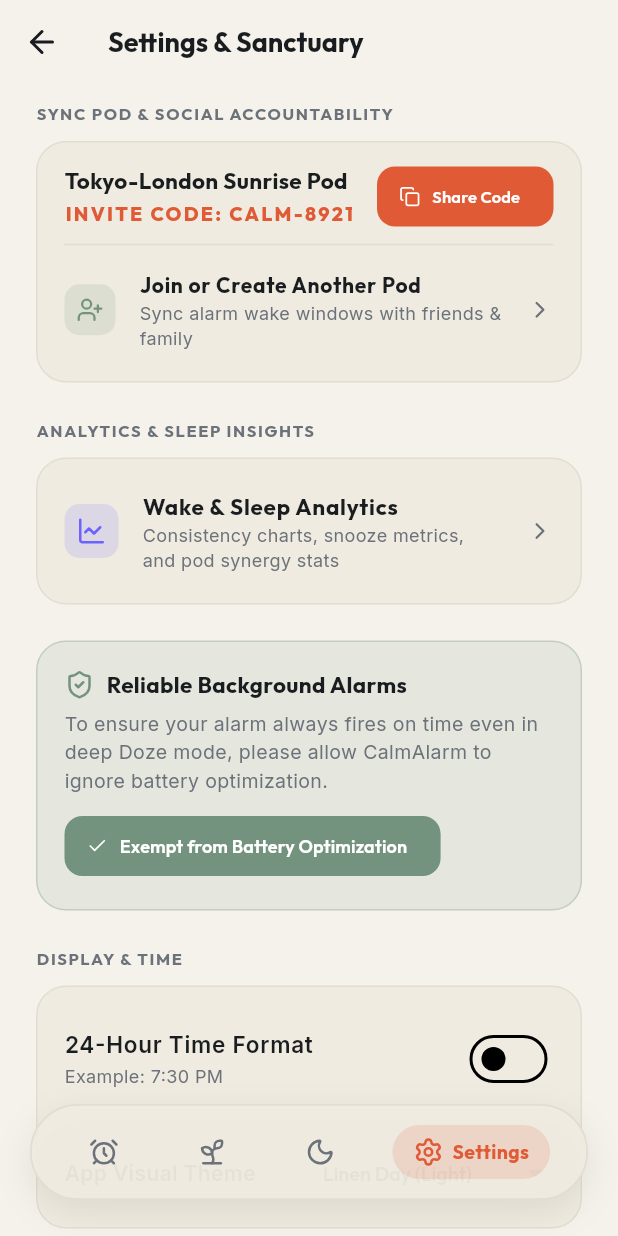
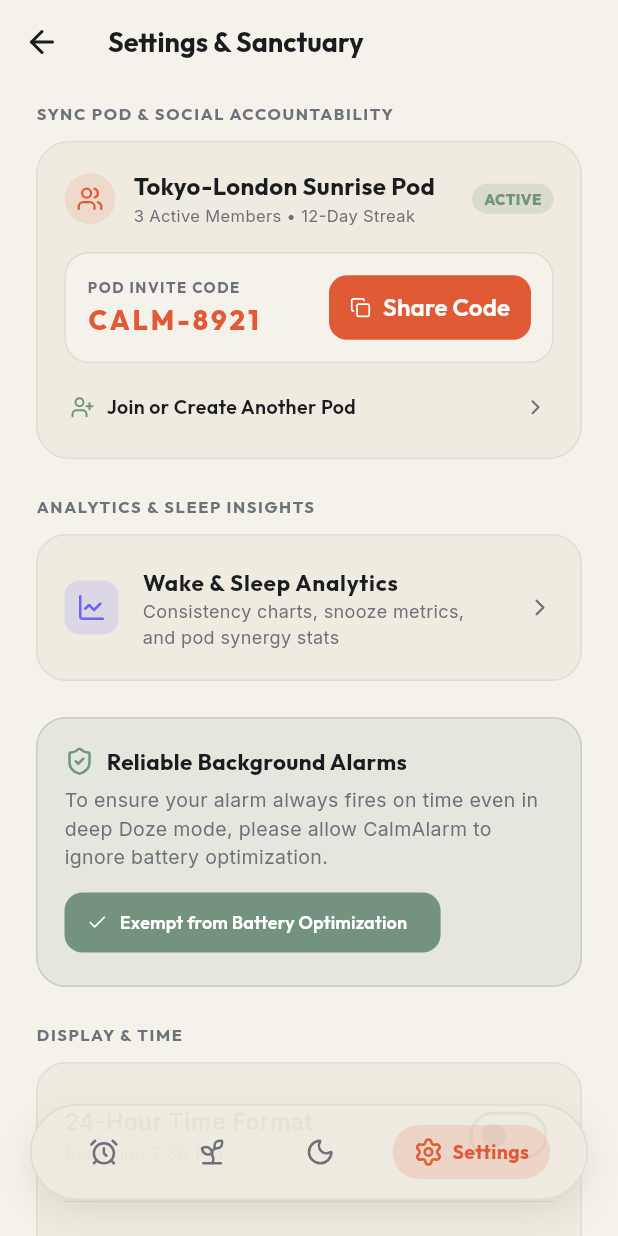
Before and after one commit to paperlinkos/calmalarm, a Flutter app: the screen it shows after launch, item 4 of the bottom bar chosen, on a phone screen of 412 x 824 dp. Run offline on Flutter 3.47's test engine with Material 3 defaults, Android fonts, the phone set to English and light mode, and no system bars; our stand-ins replace flutter_local_notifications, flutter_riverpod, google_fonts, lucide_icons, permission_handler, timezone; statements that could not run were skipped.

Commit message:
style: overhaul Sync Pod & Social Accountability section layout in SettingsScreen

```diff
--- a/lib/features/settings/views/settings_screen.dart
+++ b/lib/features/settings/views/settings_screen.dart
@@ -67,12 +67,28 @@ class _SettingsScreenState extends ConsumerState<SettingsScreen> {
               ),
             ),
             const SizedBox(height: 10),
-            _buildSettingsContainer(
-              context: context,
+            Container(
+              padding: const EdgeInsets.all(18),
+              decoration: BoxDecoration(
+                color: surface,
+                borderRadius: BorderRadius.circular(22),
+                border: Border.all(color: border),
+              ),
+              child: Column(
+                crossAxisAlignment: CrossAxisAlignment.start,
                 children: [
+                  // Top Row: Pod Name & Active Status Pill
                   Row(
-                  mainAxisAlignment: MainAxisAlignment.spaceBetween,
                     children: [
+                      Container(
+                        padding: const EdgeInsets.all(8),
+                        decoration: BoxDecoration(
+                          color: AppColors.terracotta.withValues(alpha: 0.12),
+                          shape: BoxShape.circle,
+                        ),
+                        child: const Icon(LucideIcons.users, size: 18, color: AppColors.terracotta),
+                      ),
+                      const SizedBox(width: 12),
                       Expanded(
                         child: Column(
                           crossAxisAlignment: CrossAxisAlignment.start,
@@ -81,57 +97,104 @@ class _SettingsScreenState extends ConsumerState<SettingsScreen> {
                               podState.podName,
                               style: GoogleFonts.outfit(
                                 color: textPrimary,
-                              fontSize: 15,
+                                fontSize: 16,
                                 fontWeight: FontWeight.w700,
                               ),
                             ),
-                          const SizedBox(height: 2),
                             Text(
-                            'INVITE CODE: ${podState.podCode}',
-                            style: GoogleFonts.outfit(
-                              color: AppColors.terracotta,
-                              fontSize: 13,
-                              fontWeight: FontWeight.w800,
-                              letterSpacing: 1.5,
+                              '${podState.members.length} Active Members • ${podState.sharedStreak}-Day Streak',
+                              style: GoogleFonts.inter(
+                                color: textSecondary,
+                                fontSize: 11,
                               ),
                             ),
                           ],
                         ),
                       ),
+                      Container(
+                        padding: const EdgeInsets.symmetric(horizontal: 8, vertical: 3),
+                        decoration: BoxDecoration(
+                          color: AppColors.sageGreen.withValues(alpha: 0.18),
+                          borderRadius: BorderRadius.circular(10),
+                        ),
+                        child: Text(
+                          'ACTIVE',
+                          style: GoogleFonts.outfit(
+                            color: AppColors.sageGreen,
+                            fontSize: 10,
+                            fontWeight: FontWeight.w800,
+                          ),
+                        ),
+                      ),
+                    ],
+                  ),
+
+                  const SizedBox(height: 16),
+
+                  // Middle Container: Invite Code Box with Copy Action
+                  Container(
+                    padding: const EdgeInsets.symmetric(horizontal: 14, vertical: 12),
+                    decoration: BoxDecoration(
+                      color: bg,
+                      borderRadius: BorderRadius.circular(16),
+                      border: Border.all(color: border),
+                    ),
+                    child: Row(
+                      mainAxisAlignment: MainAxisAlignment.spaceBetween,
+                      children: [
+                        Column(
+                          crossAxisAlignment: CrossAxisAlignment.start,
+                          children: [
+                            Text(
+                              'POD INVITE CODE',
+                              style: GoogleFonts.outfit(
+                                color: textSecondary,
+                                fontSize: 10,
+                                fontWeight: FontWeight.w700,
+                                letterSpacing: 1.0,
+                              ),
+                            ),
+                            const SizedBox(height: 2),
+                            Text(
+                              podState.podCode,
+                              style: GoogleFonts.outfit(
+                                color: AppColors.terracotta,
+                                fontSize: 18,
+                                fontWeight: FontWeight.w800,
+                                letterSpacing: 2.0,
+                              ),
+                            ),
+                          ],
+                        ),
                         ElevatedButton.icon(
                           onPressed: () {
                             AppToast.show(
                               context,
-                          message: 'Pod Code copied to clipboard!',
+                              message: 'Pod Invite Code copied to clipboard!',
                               type: ToastType.info,
                               icon: LucideIcons.copy,
                             );
                           },
                           icon: const Icon(LucideIcons.copy, size: 14),
-                      label: const Text('Share Code', style: TextStyle(fontSize: 11)),
+                          label: const Text('Share Code'),
                           style: ElevatedButton.styleFrom(
                             backgroundColor: AppColors.terracotta,
                             foregroundColor: Colors.white,
                             elevation: 0,
-                        shape: RoundedRectangleBorder(borderRadius: BorderRadius.circular(12)),
+                            padding: const EdgeInsets.symmetric(horizontal: 14, vertical: 10),
+                            shape: RoundedRectangleBorder(
+                              borderRadius: BorderRadius.circular(12),
+                            ),
                           ),
                         ),
                       ],
                     ),
-                Divider(color: border),
-                ListTile(
-                  contentPadding: EdgeInsets.zero,
-                  leading: Container(
-                    padding: const EdgeInsets.all(8),
-                    decoration: BoxDecoration(
-                      color: AppColors.sageGreen.withValues(alpha: 0.15),
-                      borderRadius: BorderRadius.circular(10),
                   ),
-                    child: const Icon(LucideIcons.userPlus, size: 18, color: AppColors.sageGreen),
-                  ),
-                  title: Text('Join or Create Another Pod', style: GoogleFonts.outfit(color: textPrimary, fontWeight: FontWeight.w700, fontSize: 14)),
-                  subtitle: Text('Sync alarm wake windows with friends & family', style: GoogleFonts.inter(color: textSecondary, fontSize: 12)),
-                  trailing: Icon(LucideIcons.chevronRight, size: 18, color: textSecondary),
+
+                  const SizedBox(height: 14),
+
+                  // Bottom Row: Join or Create Another Pod Button
+                  InkWell(
                     onTap: () {
                       AppToast.show(
                         context,
@@ -140,8 +203,29 @@ class _SettingsScreenState extends ConsumerState<SettingsScreen> {
                         icon: LucideIcons.sprout,
                       );
                     },
+                    borderRadius: BorderRadius.circular(12),
+                    child: Padding(
+                      padding: const EdgeInsets.symmetric(vertical: 6, horizontal: 4),
+                      child: Row(
+                        children: [
+                          const Icon(LucideIcons.userPlus, size: 16, color: AppColors.sageGreen),
+                          const SizedBox(width: 8),
+                          Text(
+                            'Join or Create Another Pod',
+                            style: GoogleFonts.outfit(
+                              color: textPrimary,
+                              fontSize: 13,
+                              fontWeight: FontWeight.w600,
+                            ),
+                          ),
+                          const Spacer(),
+                          Icon(LucideIcons.chevronRight, size: 16, color: textSecondary),
+                        ],
+                      ),
+                    ),
                   ),
                 ],
+              ),
             ),
 
             const SizedBox(height: 24),
```
Lines whose indentation alone changed are shown as unchanged.
